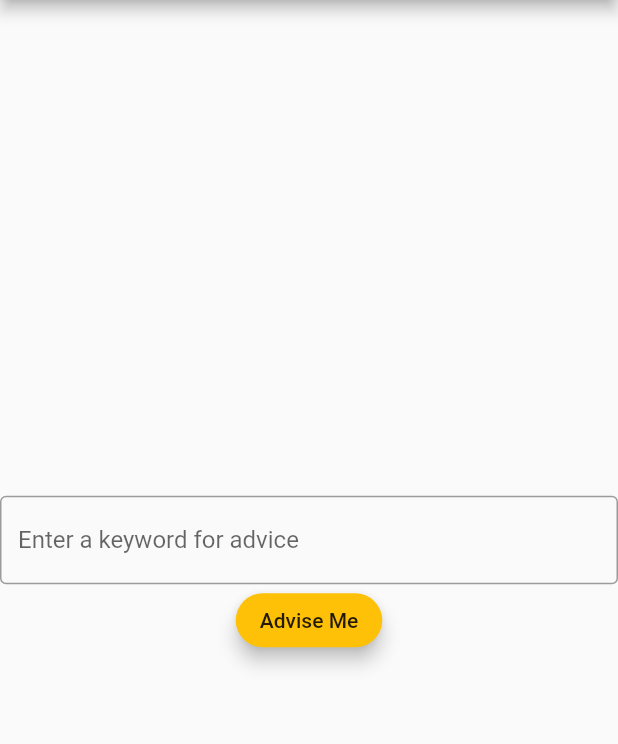
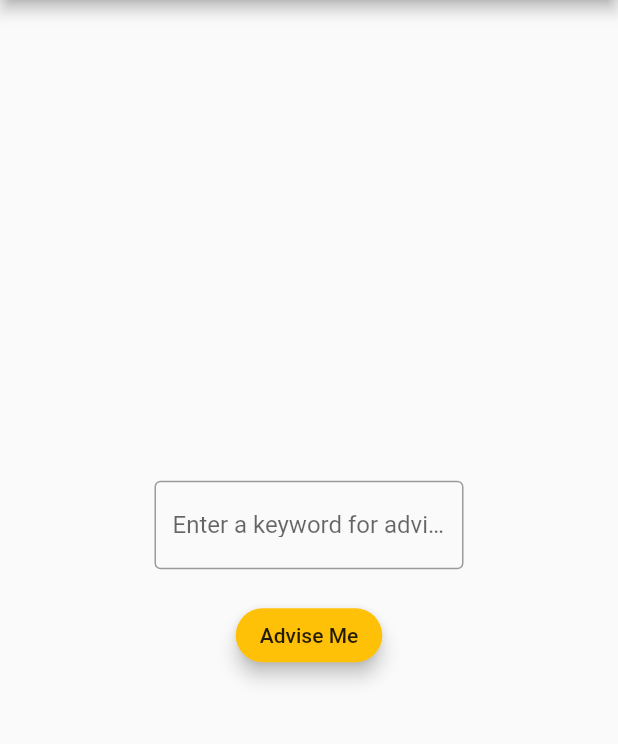
Before and after one commit to pratik037/advices-flutterweb, a Flutter app: the screen it shows after launch, on a phone screen of 412 x 824 dp, the part 84-828 px from its top. Run offline on Flutter 3.47's test engine with Material 2 defaults, Android fonts, the light colour scheme and no system bars.

Commit message:
Fixed small issue

```diff
--- a/lib/app/homepage.dart
+++ b/lib/app/homepage.dart
@@ -54,14 +54,16 @@ class _HomePageState extends State<HomePage> {
       body: Center(
           child: Column(mainAxisAlignment: MainAxisAlignment.center, children: [
         Container(
-          width: 500,
+          width: MediaQuery.of(context).size.width * 0.5,
           child: TextField(
             controller: _textEditingController,
             decoration: InputDecoration(
                 border: OutlineInputBorder(),
                 labelText: "Enter a keyword for advice"),
           ),
+
         ),
+        SizedBox(height: 20,),
         RaisedButton(
           onPressed: () {
             if (_textEditingController.text.isEmpty) {
```
